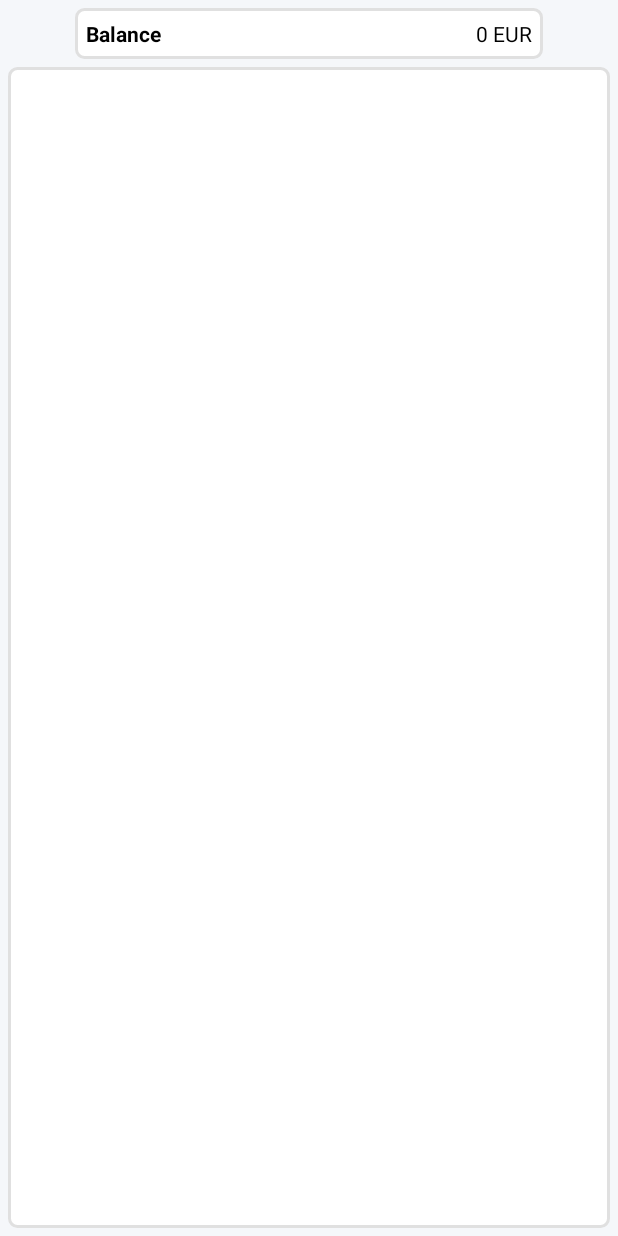
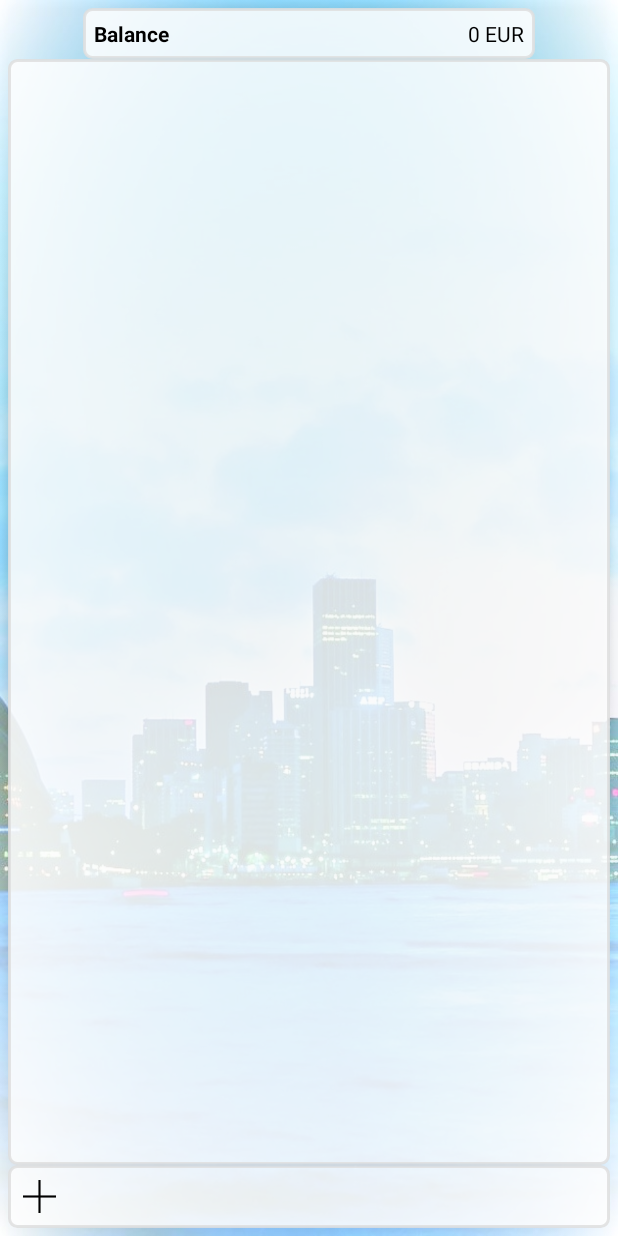
Before and after one commit to hulkdx/MoneyManager, an Android app: the MainActivity screen opened directly, with no data from a screen before it, on a phone screen of 412 x 824 dp. Run offline under Robolectric (Android 15) with nearby library versions, the phone set to English and light mode, and no system bars; our stand-ins replace ButterKnife, Dagger/Hilt's generated code, Timber; libraries missing offline, so code that uses them is left out: com.crashlytics.android, io.fabric.sdk, io.realm; 4 statements that could not run were skipped.

Commit message:
Add a background to mainactivity, and a bottom bar insert to the layout

```diff
--- a/app/src/main/res/drawable-mdpi/main_activity_border.xml
+++ b/app/src/main/res/drawable-mdpi/main_activity_border.xml
@@ -4,7 +4,7 @@
     android:shape="rectangle">
 
     <corners android:radius="5dp" />
-    <solid android:color="@android:color/white" />
+    <solid android:color="@color/white_transparent" />
     <stroke
         android:width="2dip"
         android:color="@color/border_color" />
--- a/app/src/main/res/layout/activity_main.xml
+++ b/app/src/main/res/layout/activity_main.xml
@@ -4,13 +4,13 @@
     xmlns:tools="http://schemas.android.com/tools"
     android:layout_width="match_parent"
     android:layout_height="match_parent"
+    android:padding="5dp"
     tools:context="com.hulkdx.moneymanager.ui.main.MainActivity"
-    android:background="@color/grey">
+    android:background="@drawable/main_background">
 
     <LinearLayout
         android:layout_width="match_parent"
         android:layout_height="wrap_content"
-        android:layout_marginTop="5dp"
         android:layout_marginLeft="50dp"
         android:layout_marginRight="50dp"
         android:padding="7dp"
@@ -31,7 +31,7 @@
             android:layout_width="wrap_content"
             android:layout_height="wrap_content"
             android:textColor="@color/black"
-            android:text="@string/balance_default_value"/>
+            android:text="@string/balance_default_value_euro"/>
 
     </LinearLayout>
 
@@ -42,11 +42,11 @@
         android:paddingTop="30dp"
         android:paddingLeft="10dp"
         android:paddingRight="10dp"
-        android:layout_margin="5dp"
         android:background="@drawable/main_activity_border"
         android:layout_below="@+id/linearLayout3"
         android:layout_alignParentRight="true"
-        android:layout_alignParentEnd="true" />
+        android:layout_alignParentEnd="true"
+        android:layout_above="@+id/bottom_layout" />
 
     <TextView
         android:id="@+id/tv_empty_list"
@@ -59,4 +59,27 @@
         android:text="@string/empty_list"
         android:visibility="gone"/>
 
+    <LinearLayout
+        android:id="@+id/bottom_layout"
+        android:layout_width="match_parent"
+        android:layout_height="wrap_content"
+        android:background="@drawable/main_activity_border"
+        android:padding="10dp"
+        android:layout_alignParentBottom="true"
+        android:layout_alignParentLeft="true"
+        android:layout_alignParentStart="true">
+
+        <ImageView
+            android:id="@+id/button2"
+            android:layout_width="22dp"
+            android:layout_height="22dp"
+            android:src="@drawable/ic_plus"/>
+
+        <EditText
+            android:layout_width="match_parent"
+            android:layout_height="match_parent"
+            android:background="@android:color/transparent"/>
+
+    </LinearLayout>
+
 </RelativeLayout>
--- a/app/src/main/res/values/color.xml
+++ b/app/src/main/res/values/color.xml
@@ -5,8 +5,10 @@
     <item name="darkgreen" type="color">#FF669900</item>
     <item name="black" type="color">#000000</item>
     <item name="white" type="color">#FFFFFF</item>
+    <!--F2-->
+    <item name="white_transparent" type="color">#D9FFFFFF</item>
     <item name="grey" type="color">#f5f7fa</item>
-    <item name="border_color" type="color">#e0e0e0</item>
+    <item name="border_color" type="color">#D9e0e0e0</item>
     <item name="blue" type="color">#0366D6</item>
     <item name="textGreen" type="color">#008000</item>
 
```
Also changed, not shown: app/src/main/res/drawable-mdpi/ic_plus.png (added), app/src/main/res/drawable-mdpi/main_background.jpg (added).
